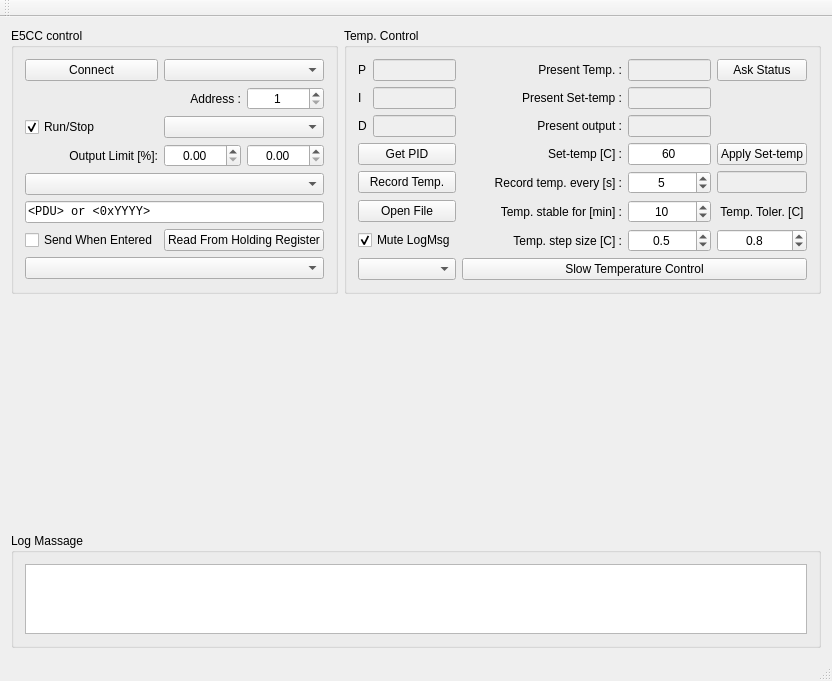
Qt form mainwindow.ui (TripletESR/Omron_PID) before a commit.
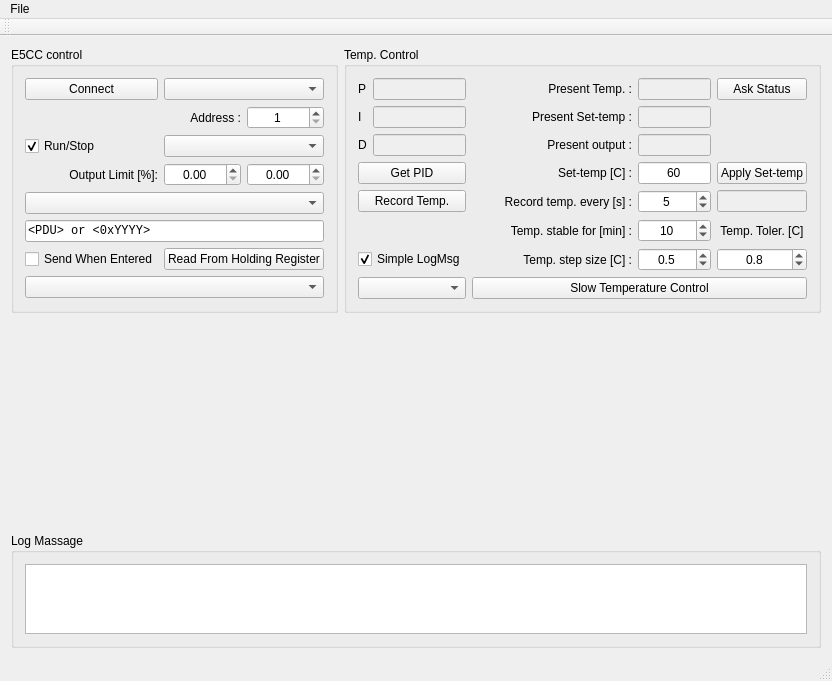
The same form after that commit. Custom widgets are drawn as their Qt base class.

Commit message: change open file to be on manual

What changed in the file:
```diff
--- a/mainwindow.ui
+++ b/mainwindow.ui
@@ -321,20 +321,13 @@
          </property>
         </widget>
        </item>
-       <item row="5" column="0" colspan="2">
-        <widget class="QPushButton" name="pushButton_OpenFile">
-         <property name="text">
-          <string>Open File</string>
-         </property>
-        </widget>
-       </item>
        <item row="7" column="0" colspan="2">
         <widget class="QComboBox" name="comboBox_Mode"/>
        </item>
        <item row="6" column="0" colspan="2">
         <widget class="QCheckBox" name="checkBox_MuteLogMsg">
          <property name="text">
-          <string>Mute LogMsg</string>
+          <string>Simple LogMsg</string>
          </property>
          <property name="checked">
           <bool>true</bool>
@@ -510,6 +503,13 @@
      <height>21</height>
     </rect>
    </property>
+   <widget class="QMenu" name="menuFile">
+    <property name="title">
+     <string>File</string>
+    </property>
+    <addaction name="actionOpen_File"/>
+   </widget>
+   <addaction name="menuFile"/>
   </widget>
   <widget class="QToolBar" name="mainToolBar">
    <attribute name="toolBarArea">
```
Left out of the diff: 5 changed lines with no effect on the pictures. The commit also changes 2 other files.
